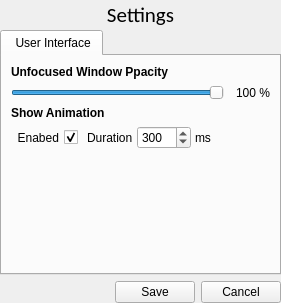
Qt form UiModule/ui/SettingsWidget.ui (realXtend/tundra) before a commit.
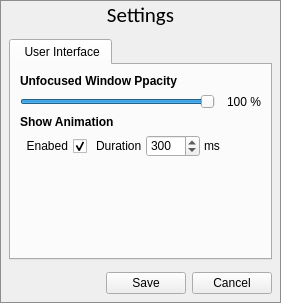
The same form after that commit.

Commit message: Naali dark blue theme impl. Change theme widget to settings.

Diff of the .ui file:
```diff
--- a/UiModule/ui/SettingsWidget.ui
+++ b/UiModule/ui/SettingsWidget.ui
@@ -13,6 +13,11 @@
   <property name="windowTitle">
    <string>Settings Widget</string>
   </property>
+  <property name="styleSheet">
+   <string notr="true">QWidget#SettingsWidget {
+	border: 1px solid rgb(139, 141, 143);
+}</string>
+  </property>
   <layout class="QVBoxLayout" name="verticalLayout">
    <property name="spacing">
     <number>0</number>
@@ -70,10 +75,10 @@
           <widget class="QFrame" name="ContentFrame">
            <layout class="QVBoxLayout" name="verticalLayout_2">
             <property name="spacing">
-             <number>0</number>
+             <number>6</number>
             </property>
             <property name="margin">
-             <number>0</number>
+             <number>9</number>
             </property>
             <item>
              <widget class="QTabWidget" name="settingsTabWidget">
```
The commit also changes 14 other files.
